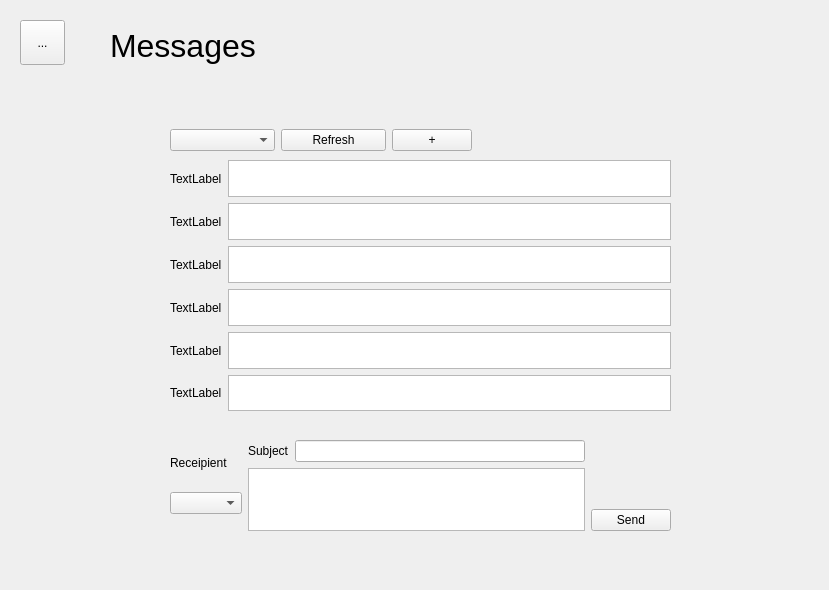
Above: King_Project/messagesform.ui from greg-maceachern12/MicroManage before the change. Below: the same form after it.
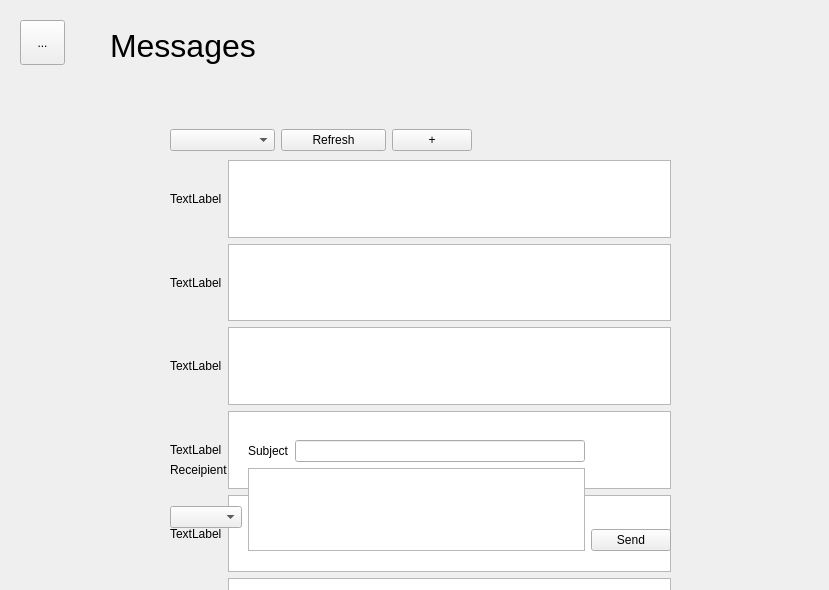
That is the form after the change.

What changed in the file:
```diff
--- a/King_Project/messagesform.ui
+++ b/King_Project/messagesform.ui
@@ -67,7 +67,7 @@
      <x>170</x>
      <y>160</y>
      <width>501</width>
-     <height>251</height>
+     <height>496</height>
     </rect>
    </property>
    <layout class="QGridLayout" name="gridLayout">
@@ -146,7 +146,7 @@
      <x>170</x>
      <y>440</y>
      <width>501</width>
-     <height>91</height>
+     <height>111</height>
     </rect>
    </property>
    <layout class="QHBoxLayout" name="horizontalLayout_4">
@@ -236,6 +236,22 @@
     <string>Messages</string>
    </property>
   </widget>
+  <widget class="QWidget" name="Messages" native="true">
+   <property name="geometry">
+    <rect>
+     <x>0</x>
+     <y>0</y>
+     <width>829</width>
+     <height>590</height>
+    </rect>
+   </property>
+  </widget>
+  <zorder>Messages</zorder>
+  <zorder>menuButton</zorder>
+  <zorder>horizontalLayoutWidget</zorder>
+  <zorder>gridLayoutWidget</zorder>
+  <zorder>horizontalLayoutWidget_2</zorder>
+  <zorder>headerLabel</zorder>
  </widget>
  <resources/>
  <connections/>
```
